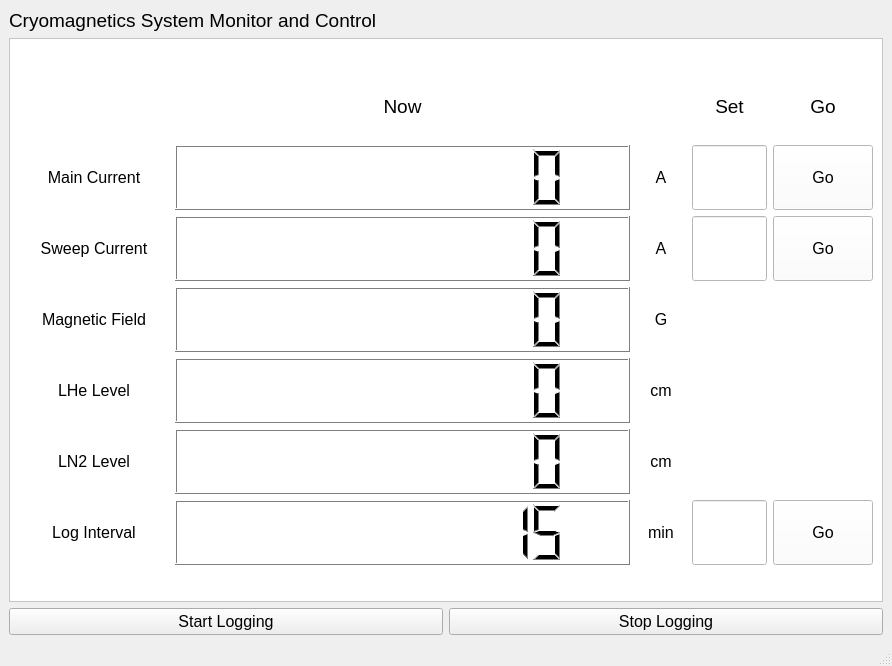
Above: mr_freeze/ui/MainwindowUI.ui from MichalKononenko/MrFreeze before the change. Below: the same form after it.
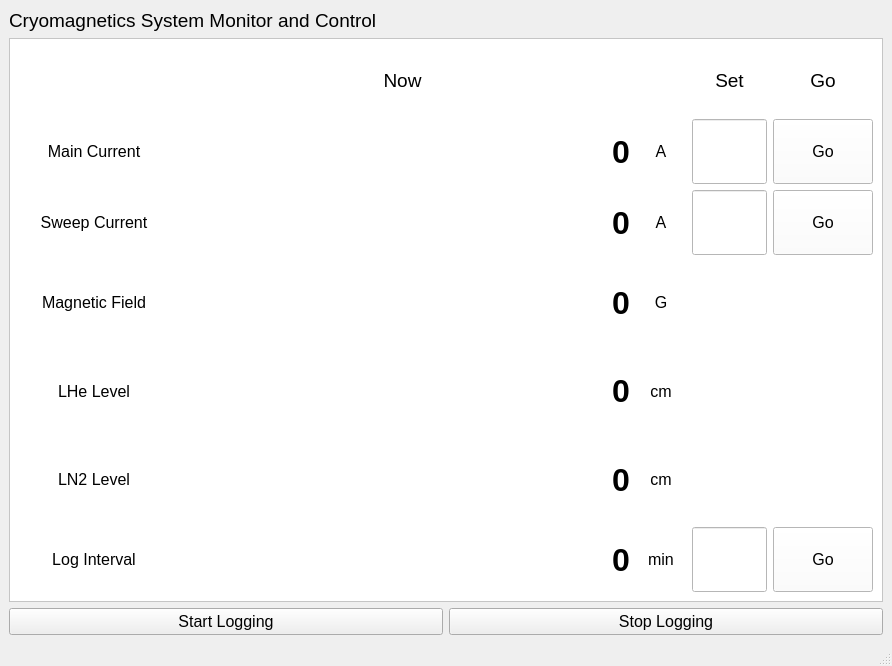
That is the form after the change. Icons and pictures are not drawn.

Commit message: Changed the displays to labels.

Patch:
```diff
--- a/mr_freeze/ui/MainwindowUI.ui
+++ b/mr_freeze/ui/MainwindowUI.ui
@@ -21,7 +21,7 @@
   </property>
   <property name="windowIcon">
    <iconset>
-    <normaloff>../../../../../config.png</normaloff>../../../../../config.png</iconset>
+    <normaloff>../../../../../../../config.png</normaloff>../../../../../../../config.png</iconset>
   </property>
   <widget class="QWidget" name="centralwidget">
    <layout class="QGridLayout" name="gridLayout">
@@ -472,12 +472,80 @@
           <property name="sizeConstraint">
            <enum>QLayout::SetDefaultConstraint</enum>
           </property>
-          <item row="6" column="3">
-           <widget class="QLineEdit" name="log_interval_textbox">
+          <item row="1" column="2">
+           <widget class="QLabel" name="main_current_display">
+            <property name="font">
+             <font>
+              <pointsize>24</pointsize>
+              <weight>75</weight>
+              <bold>true</bold>
+             </font>
+            </property>
+            <property name="text">
+             <string>0</string>
+            </property>
+            <property name="alignment">
+             <set>Qt::AlignRight|Qt::AlignTrailing|Qt::AlignVCenter</set>
+            </property>
+           </widget>
+          </item>
+          <item row="3" column="2">
+           <widget class="QLabel" name="magnetic_field_display">
+            <property name="font">
+             <font>
+              <pointsize>24</pointsize>
+              <weight>75</weight>
+              <bold>true</bold>
+             </font>
+            </property>
+            <property name="text">
+             <string>0</string>
+            </property>
+            <property name="alignment">
+             <set>Qt::AlignRight|Qt::AlignTrailing|Qt::AlignVCenter</set>
+            </property>
+           </widget>
+          </item>
+          <item row="4" column="2">
+           <widget class="QLabel" name="lhe_level_display">
+            <property name="font">
+             <font>
+              <pointsize>24</pointsize>
+              <weight>75</weight>
+              <bold>true</bold>
+             </font>
+            </property>
+            <property name="text">
+             <string>0</string>
+            </property>
+            <property name="alignment">
+             <set>Qt::AlignRight|Qt::AlignTrailing|Qt::AlignVCenter</set>
+            </property>
+           </widget>
+          </item>
+          <item row="5" column="2">
+           <widget class="QLabel" name="ln2_level_display">
+            <property name="font">
+             <font>
+              <pointsize>24</pointsize>
+              <weight>75</weight>
+              <bold>true</bold>
+             </font>
+            </property>
+            <property name="text">
+             <string>0</string>
+            </property>
+            <property name="alignment">
+             <set>Qt::AlignRight|Qt::AlignTrailing|Qt::AlignVCenter</set>
+            </property>
+           </widget>
+          </item>
+          <item row="3" column="0">
+           <widget class="QLabel" name="label_9">
             <property name="maximumSize">
              <size>
-              <width>75</width>
-              <height>65</height>
+              <width>150</width>
+              <height>16777215</height>
              </size>
             </property>
             <property name="font">
@@ -485,6 +553,12 @@
               <pointsize>12</pointsize>
              </font>
             </property>
+            <property name="text">
+             <string>Magnetic Field</string>
+            </property>
+            <property name="alignment">
+             <set>Qt::AlignCenter</set>
+            </property>
            </widget>
           </item>
           <item row="1" column="0">
@@ -508,43 +582,22 @@
             </property>
            </widget>
           </item>
-          <item row="0" column="0">
-           <widget class="QLabel" name="label_3">
+          <item row="3" column="3">
+           <widget class="QLabel" name="label_15">
+            <property name="font">
+             <font>
+              <pointsize>12</pointsize>
+             </font>
+            </property>
             <property name="text">
-             <string/>
+             <string>G</string>
             </property>
-           </widget>
-          </item>
-          <item row="6" column="1">
-           <widget class="QLCDNumber" name="log_interval_display">
-            <property name="digitCount">
-             <number>10</number>
+            <property name="alignment">
+             <set>Qt::AlignCenter</set>
             </property>
-            <property name="intValue" stdset="0">
-             <number>15</number>
-            </property>
            </widget>
           </item>
-          <item row="2" column="1">
-           <widget class="QLCDNumber" name="sweep_current_display">
-            <property name="minimumSize">
-             <size>
-              <width>0</width>
-              <height>65</height>
-             </size>
-            </property>
-            <property name="maximumSize">
-             <size>
-              <width>16777215</width>
-              <height>65</height>
-             </size>
-            </property>
-            <property name="digitCount">
-             <number>10</number>
-            </property>
-           </widget>
-          </item>
-          <item row="1" column="2">
+          <item row="1" column="3">
            <widget class="QLabel" name="label_4">
             <property name="maximumSize">
              <size>
@@ -565,135 +618,7 @@
             </property>
            </widget>
           </item>
-          <item row="1" column="1">
-           <widget class="QLCDNumber" name="main_current_display">
-            <property name="minimumSize">
-             <size>
-              <width>0</width>
-              <height>65</height>
-             </size>
-            </property>
-            <property name="maximumSize">
-             <size>
-              <width>16777215</width>
-              <height>65</height>
-             </size>
-            </property>
-            <property name="font">
-             <font>
-              <weight>50</weight>
-              <bold>false</bold>
-             </font>
-            </property>
-            <property name="toolTip">
-             <string>&lt;html&gt;&lt;head/&gt;&lt;body&gt;&lt;p&gt;The current currently being sent to the superconducting power supply&lt;/p&gt;&lt;/body&gt;&lt;/html&gt;</string>
-            </property>
-            <property name="digitCount">
-             <number>10</number>
-            </property>
-           </widget>
-          </item>
-          <item row="0" column="1">
-           <widget class="QLabel" name="label_5">
-            <property name="maximumSize">
-             <size>
-              <width>16777215</width>
-              <height>65</height>
-             </size>
-            </property>
-            <property name="font">
-             <font>
-              <pointsize>14</pointsize>
-             </font>
-            </property>
-            <property name="text">
-             <string>Now</string>
-            </property>
-            <property name="alignment">
-             <set>Qt::AlignCenter</set>
-            </property>
-           </widget>
-          </item>
-          <item row="1" column="3">
-           <widget class="QLineEdit" name="lineEdit_2">
-            <property name="minimumSize">
-             <size>
-              <width>0</width>
-              <height>65</height>
-             </size>
-            </property>
-            <property name="maximumSize">
-             <size>
-              <width>75</width>
-              <height>16777215</height>
-             </size>
-            </property>
-            <property name="font">
-             <font>
-              <pointsize>12</pointsize>
-             </font>
-            </property>
-           </widget>
-          </item>
-          <item row="2" column="0">
-           <widget class="QLabel" name="label_8">
-            <property name="maximumSize">
-             <size>
-              <width>150</width>
-              <height>16777215</height>
-             </size>
-            </property>
-            <property name="font">
-             <font>
-              <pointsize>12</pointsize>
-             </font>
-            </property>
-            <property name="text">
-             <string>Sweep Current</string>
-            </property>
-            <property name="alignment">
-             <set>Qt::AlignCenter</set>
-            </property>
-           </widget>
-          </item>
-          <item row="2" column="2">
-           <widget class="QLabel" name="label_14">
-            <property name="font">
-             <font>
-              <pointsize>12</pointsize>
-             </font>
-            </property>
-            <property name="text">
-             <string>A</string>
-            </property>
-            <property name="alignment">
-             <set>Qt::AlignCenter</set>
-            </property>
-           </widget>
-          </item>
-          <item row="0" column="2">
-           <widget class="QLabel" name="label_6">
-            <property name="text">
-             <string/>
-            </property>
-           </widget>
-          </item>
           <item row="0" column="4">
-           <widget class="QLabel" name="label_13">
-            <property name="font">
-             <font>
-              <pointsize>14</pointsize>
-             </font>
-            </property>
-            <property name="text">
-             <string>Go</string>
-            </property>
-            <property name="alignment">
-             <set>Qt::AlignCenter</set>
-            </property>
-           </widget>
-          </item>
-          <item row="0" column="3">
            <widget class="QLabel" name="label_7">
             <property name="font">
              <font>
@@ -708,8 +633,8 @@
             </property>
            </widget>
           </item>
-          <item row="1" column="4">
-           <widget class="QPushButton" name="pushButton">
+          <item row="1" column="5">
+           <widget class="QPushButton" name="set_main_current_button">
             <property name="minimumSize">
              <size>
               <width>0</width>
@@ -732,29 +657,17 @@
             </property>
            </widget>
           </item>
-          <item row="6" column="4">
-           <widget class="QPushButton" name="log_interval_go_button">
+          <item row="2" column="4">
+           <widget class="QLineEdit" name="sweep_current_textbox">
             <property name="minimumSize">
              <size>
               <width>0</width>
               <height>65</height>
              </size>
             </property>
-            <property name="font">
-             <font>
-              <pointsize>12</pointsize>
-             </font>
-            </property>
-            <property name="text">
-             <string>Go</string>
-            </property>
-           </widget>
-          </item>
-          <item row="6" column="0">
-           <widget class="QLabel" name="label_12">
             <property name="maximumSize">
              <size>
-              <width>150</width>
+              <width>75</width>
               <height>16777215</height>
              </size>
             </property>
@@ -763,45 +676,27 @@
               <pointsize>12</pointsize>
              </font>
             </property>
-            <property name="text">
-             <string>Log Interval</string>
-            </property>
-            <property name="alignment">
-             <set>Qt::AlignCenter</set>
-            </property>
            </widget>
           </item>
-          <item row="5" column="2">
-           <widget class="QLabel" name="label_17">
+          <item row="0" column="5">
+           <widget class="QLabel" name="label_13">
             <property name="font">
              <font>
-              <pointsize>12</pointsize>
+              <pointsize>14</pointsize>
              </font>
             </property>
             <property name="text">
-             <string>cm</string>
+             <string>Go</string>
             </property>
             <property name="alignment">
              <set>Qt::AlignCenter</set>
             </property>
            </widget>
           </item>
-          <item row="5" column="1">
-           <widget class="QLCDNumber" name="liquid_nitrogen_display">
-            <property name="minimumSize">
-             <size>
-              <width>0</width>
-              <height>65</height>
-             </size>
-            </property>
-            <property name="maximumSize">
-             <size>
-              <width>16777215</width>
-              <height>65</height>
-             </size>
-            </property>
-            <property name="digitCount">
-             <number>10</number>
+          <item row="0" column="3">
+           <widget class="QLabel" name="label_6">
+            <property name="text">
+             <string/>
             </property>
            </widget>
           </item>
@@ -826,7 +721,7 @@
             </property>
            </widget>
           </item>
-          <item row="4" column="2">
+          <item row="4" column="3">
            <widget class="QLabel" name="label_16">
             <property name="font">
              <font>
@@ -841,8 +736,8 @@
             </property>
            </widget>
           </item>
-          <item row="4" column="1">
-           <widget class="QLCDNumber" name="liquid_helium_display">
+          <item row="2" column="5">
+           <widget class="QPushButton" name="pushButton_2">
             <property name="minimumSize">
              <size>
               <width>0</width>
@@ -851,21 +746,86 @@
             </property>
             <property name="maximumSize">
              <size>
-              <width>16777215</width>
+              <width>100</width>
+              <height>16777215</height>
+             </size>
+            </property>
+            <property name="font">
+             <font>
+              <pointsize>12</pointsize>
+             </font>
+            </property>
+            <property name="text">
+             <string>Go</string>
+            </property>
+           </widget>
+          </item>
+          <item row="6" column="3">
+           <widget class="QLabel" name="label_18">
+            <property name="font">
+             <font>
+              <pointsize>12</pointsize>
+             </font>
+            </property>
+            <property name="text">
+             <string>min</string>
+            </property>
+            <property name="alignment">
+             <set>Qt::AlignCenter</set>
+            </property>
+           </widget>
+          </item>
+          <item row="6" column="5">
+           <widget class="QPushButton" name="log_interval_go_button">
+            <property name="minimumSize">
+             <size>
+              <width>0</width>
               <height>65</height>
              </size>
             </property>
-            <property name="numDigits">
-             <number>10</number>
+            <property name="font">
+             <font>
+              <pointsize>12</pointsize>
+             </font>
             </property>
-            <property name="digitCount">
-             <number>10</number>
+            <property name="text">
+             <string>Go</string>
             </property>
-            <property name="mode">
-             <enum>QLCDNumber::Dec</enum>
+           </widget>
+          </item>
+          <item row="5" column="3">
+           <widget class="QLabel" name="label_17">
+            <property name="font">
+             <font>
+              <pointsize>12</pointsize>
+             </font>
             </property>
-            <property name="segmentStyle">
-             <enum>QLCDNumber::Filled</enum>
+            <property name="text">
+             <string>cm</string>
+            </property>
+            <property name="alignment">
+             <set>Qt::AlignCenter</set>
+            </property>
+           </widget>
+          </item>
+          <item row="6" column="0">
+           <widget class="QLabel" name="label_12">
+            <property name="maximumSize">
+             <size>
+              <width>150</width>
+              <height>16777215</height>
+             </size>
+            </property>
+            <property name="font">
+             <font>
+              <pointsize>12</pointsize>
+             </font>
+            </property>
+            <property name="text">
+             <string>Log Interval</string>
+            </property>
+            <property name="alignment">
+             <set>Qt::AlignCenter</set>
             </property>
            </widget>
           </item>
@@ -890,42 +850,36 @@
             </property>
            </widget>
           </item>
-          <item row="3" column="2">
-           <widget class="QLabel" name="label_15">
-            <property name="font">
-             <font>
-              <pointsize>12</pointsize>
-             </font>
-            </property>
+          <item row="0" column="0">
+           <widget class="QLabel" name="label_3">
             <property name="text">
-             <string>G</string>
-            </property>
-            <property name="alignment">
-             <set>Qt::AlignCenter</set>
+             <string/>
             </property>
            </widget>
           </item>
-          <item row="3" column="1">
-           <widget class="QLCDNumber" name="magnetic_field_display">
-            <property name="minimumSize">
-             <size>
-              <width>0</width>
-              <height>65</height>
-             </size>
-            </property>
+          <item row="0" column="2">
+           <widget class="QLabel" name="label_5">
             <property name="maximumSize">
              <size>
               <width>16777215</width>
               <height>65</height>
              </size>
             </property>
-            <property name="digitCount">
-             <number>10</number>
+            <property name="font">
+             <font>
+              <pointsize>14</pointsize>
+             </font>
+            </property>
+            <property name="text">
+             <string>Now</string>
+            </property>
+            <property name="alignment">
+             <set>Qt::AlignCenter</set>
             </property>
            </widget>
           </item>
-          <item row="3" column="0">
-           <widget class="QLabel" name="label_9">
+          <item row="2" column="0">
+           <widget class="QLabel" name="label_8">
             <property name="maximumSize">
              <size>
               <width>150</width>
@@ -938,39 +892,45 @@
              </font>
             </property>
             <property name="text">
-             <string>Magnetic Field</string>
+             <string>Sweep Current</string>
             </property>
             <property name="alignment">
              <set>Qt::AlignCenter</set>
             </property>
            </widget>
           </item>
-          <item row="2" column="4">
-           <widget class="QPushButton" name="pushButton_2">
-            <property name="minimumSize">
-             <size>
-              <width>0</width>
-              <height>65</height>
-             </size>
-            </property>
-            <property name="maximumSize">
-             <size>
-              <width>100</width>
-              <height>16777215</height>
-             </size>
-            </property>
-            <property name="font">
-             <font>
-              <pointsize>12</pointsize>
-             </font>
-            </property>
-            <property name="text">
-             <string>Go</string>
-            </property>
-           </widget>
-          </item>
           <item row="2" column="3">
-           <widget class="QLineEdit" name="lineEdit_3">
+           <widget class="QLabel" name="label_14">
+            <property name="font">
+             <font>
+              <pointsize>12</pointsize>
+             </font>
+            </property>
+            <property name="text">
+             <string>A</string>
+            </property>
+            <property name="alignment">
+             <set>Qt::AlignCenter</set>
+            </property>
+           </widget>
+          </item>
+          <item row="6" column="4">
+           <widget class="QLineEdit" name="log_interval_textbox">
+            <property name="maximumSize">
+             <size>
+              <width>75</width>
+              <height>65</height>
+             </size>
+            </property>
+            <property name="font">
+             <font>
+              <pointsize>12</pointsize>
+             </font>
+            </property>
+           </widget>
+          </item>
+          <item row="1" column="4">
+           <widget class="QLineEdit" name="main_current_textbox">
             <property name="minimumSize">
              <size>
               <width>0</width>
@@ -991,17 +951,36 @@
            </widget>
           </item>
           <item row="6" column="2">
-           <widget class="QLabel" name="label_18">
+           <widget class="QLabel" name="log_interval_display">
             <property name="font">
              <font>
-              <pointsize>12</pointsize>
+              <pointsize>24</pointsize>
+              <weight>75</weight>
+              <bold>true</bold>
              </font>
             </property>
             <property name="text">
-             <string>min</string>
+             <string>0</string>
             </property>
             <property name="alignment">
-             <set>Qt::AlignCenter</set>
+             <set>Qt::AlignRight|Qt::AlignTrailing|Qt::AlignVCenter</set>
+            </property>
+           </widget>
+          </item>
+          <item row="2" column="2">
+           <widget class="QLabel" name="sweep_current_display">
+            <property name="font">
+             <font>
+              <pointsize>24</pointsize>
+              <weight>75</weight>
+              <bold>true</bold>
+             </font>
+            </property>
+            <property name="text">
+             <string>0</string>
+            </property>
+            <property name="alignment">
+             <set>Qt::AlignRight|Qt::AlignTrailing|Qt::AlignVCenter</set>
             </property>
            </widget>
           </item>
```
The commit also changes 2 other files.
